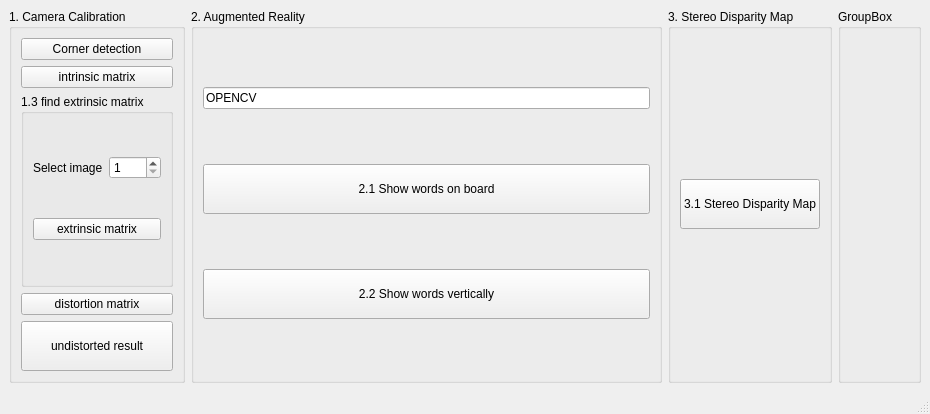
Old version of the form hw1/mainwindow.ui in the repository cicero884/CVDL_2021.
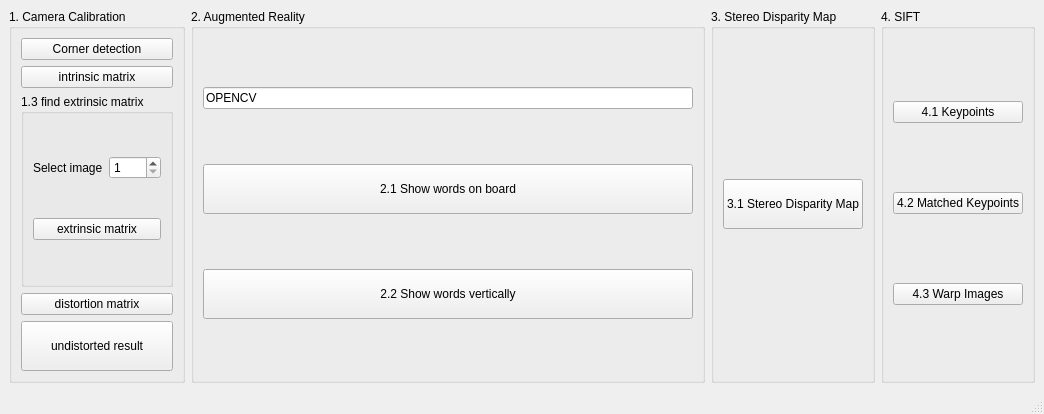
New version of the form.

Patch:
```diff
--- a/hw1/mainwindow.ui
+++ b/hw1/mainwindow.ui
@@ -6,7 +6,7 @@
    <rect>
     <x>0</x>
     <y>0</y>
-    <width>930</width>
+    <width>1044</width>
     <height>414</height>
    </rect>
   </property>
@@ -152,7 +152,7 @@
       </property>
       <layout class="QVBoxLayout" name="verticalLayout_6">
        <item>
-        <widget class="QPushButton" name="btn4_1">
+        <widget class="QPushButton" name="btn3_1">
          <property name="minimumSize">
           <size>
            <width>0</width>
@@ -170,8 +170,31 @@
     <item>
      <widget class="QGroupBox" name="groupBox_5">
       <property name="title">
-       <string>GroupBox</string>
+       <string>4. SIFT</string>
       </property>
+      <layout class="QVBoxLayout" name="verticalLayout">
+       <item>
+        <widget class="QPushButton" name="btn4_1">
+         <property name="text">
+          <string>4.1 Keypoints</string>
+         </property>
+        </widget>
+       </item>
+       <item>
+        <widget class="QPushButton" name="btn4_2">
+         <property name="text">
+          <string>4.2 Matched Keypoints</string>
+         </property>
+        </widget>
+       </item>
+       <item>
+        <widget class="QPushButton" name="btn4_3">
+         <property name="text">
+          <string>4.3 Warp Images</string>
+         </property>
+        </widget>
+       </item>
+      </layout>
      </widget>
     </item>
    </layout>
```
